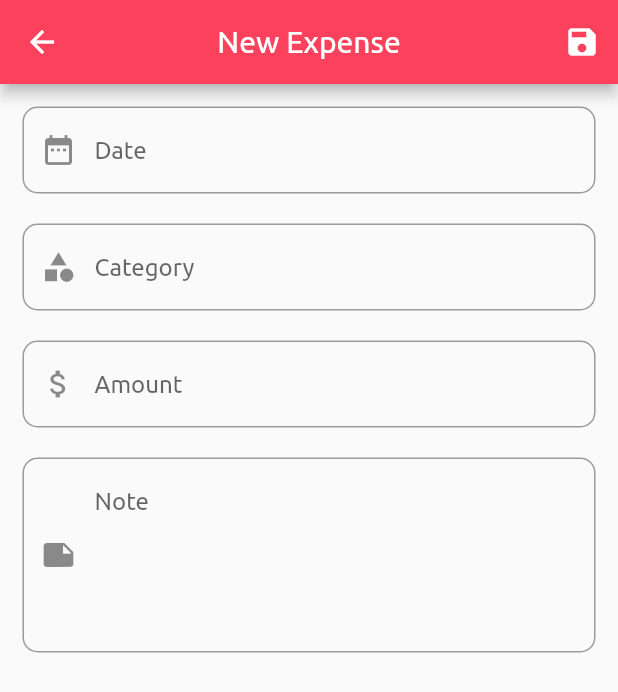
After one commit to djcrust/flutter_personal_finance, a Flutter app: the ExpenseDatasheet screen opened directly, on a phone screen of 412 x 824 dp. The commit adds this screen. Shown: the top 692 px of the screen. Run offline on Flutter 3.47's test engine with Material 2 defaults, Android fonts, the phone set to English and light mode, and no system bars; drawn by our look-alikes of datetime_picker_formfield; our stand-ins replace cloud_firestore, firebase_auth, shared_preferences; accounts and stored records are empty.

Commit message:
Expense Datasheet

```diff
--- a/lib/main.dart
+++ b/lib/main.dart
@@ -4,7 +4,7 @@ import 'screens/loginpage.dart';
 import 'screens/signuppage.dart';
 import 'screens/homepage.dart';
 import 'screens/about.dart';
-import 'screens/categorylist.dart';
+import 'screens/category/category_list.dart';
 import 'services/conneixon_set.dart';
 import 'package:provider/provider.dart';
 
@@ -26,7 +26,7 @@ class MyApp extends StatelessWidget {
         '/singup': (BuildContext context) => new SignupPage(),
         '/homepage': (BuildContext context) => new HomePage(),
         '/aboutpage': (BuildContext context) => new AboutPage(),
-        '/categorylist': (BuildContext context) => new CategoryPage(),
+        '/category_list': (BuildContext context) => new CategoryPage(),
       },
     );
   }
--- a/lib/screens/categorylist.dart
+++ b/lib/screens/category/category_list.dart
@@ -1,7 +1,7 @@
 import 'package:flutter/material.dart';
 import 'package:my_money_management_app/widget/drawer.dart';
 import 'package:shared_preferences/shared_preferences.dart';
-import '../services/crudcategory.dart';
+import '../../services/crudcategory.dart';
 
 class CategoryPage extends StatefulWidget {
   @override
--- /dev/null
+++ b/lib/screens/expense/expense_datasheet.dart
@@ -0,0 +1,123 @@
+import 'package:flutter/material.dart';
+import 'package:cloud_firestore/cloud_firestore.dart';
+import 'package:datetime_picker_formfield/datetime_picker_formfield.dart';
+import 'package:intl/intl.dart';
+
+class ExpenseDatasheet extends StatefulWidget {
+  @override
+  _ExpenseDatasheetState createState() => _ExpenseDatasheetState();
+}
+
+class _ExpenseDatasheetState extends State<ExpenseDatasheet> {
+
+  @override
+  Widget build(BuildContext context) {
+    return new Scaffold(
+      appBar: AppBar(
+        title: Text("New Expense"),
+        elevation: 4.0,
+        centerTitle: true,
+        actions: <Widget>[
+          IconButton(
+            icon: Icon(Icons.save, color: Colors.white),
+            onPressed: () {
+
+            },
+          )
+        ],
+      ),
+      body: _expense_form(),
+    );
+  }
+}
+
+
+Widget _expense_form() {
+  final format_time = DateFormat("dd/MM/yyyy");
+  return SingleChildScrollView(
+      child: Container(
+        padding: EdgeInsets.all(15),
+        child: Column(
+            children: <Widget>[
+              DateTimeField(
+                autofocus: false,
+                format: format_time,
+                onShowPicker: (context, currentValue) {
+                  return showDatePicker(
+                      context: context,
+                      firstDate: DateTime(1900),
+                      initialDate: currentValue ?? DateTime.now(),
+                      lastDate: DateTime(2100));
+                },
+                decoration: InputDecoration(
+                  hintText: "Date",
+                  hintStyle: TextStyle(fontSize: 16.0),
+                  border: OutlineInputBorder(
+                      borderRadius: BorderRadius.circular(10.0)),
+                  prefixIcon: Icon(Icons.date_range),
+                ),
+              ),
+              SizedBox(
+                height: 20,
+              ),
+              TextFormField(
+                validator: (input) {
+                  if (input.isEmpty) {
+                    return 'The field CATEGORY cannot be empty!';
+                  }
+                  return null;
+                },
+                //onSaved: (input) => _email = input,
+                decoration: InputDecoration(
+                  hintText: "Category",
+                  hintStyle: TextStyle(fontSize: 16.0),
+                  border: OutlineInputBorder(
+                      borderRadius: BorderRadius.circular(10.0)),
+                  prefixIcon: Icon(Icons.category),
+                ),
+              ),
+              SizedBox(
+                height: 20,
+              ),
+              TextFormField(
+                autofocus: false,
+                keyboardType: TextInputType.number,
+                validator: (input) {
+                  if (input.isEmpty) {
+                    return 'The field AMOUNT cannot be empty!';
+                  }
+                  return null;
+                },
+                decoration: InputDecoration(
+                  hintText: "Amount",
+                  hintStyle: TextStyle(fontSize: 16.0),
+                  border: OutlineInputBorder(
+                      borderRadius: BorderRadius.circular(10.0)),
+                  prefixIcon: Icon(Icons.attach_money),
+                ),
+              ),
+              SizedBox(
+                height: 20,
+              ),
+              TextFormField(
+                validator: (input) {
+                  if (input.isEmpty) {
+                    return 'The field NOTE cannot be empty!';
+                  }
+                  return null;
+                },
+                maxLines: 5,
+                //onSaved: (input) => _email = input,
+                decoration: InputDecoration(
+                  hintText: "Note",
+                  hintStyle: TextStyle(fontSize: 16.0),
+                  border: OutlineInputBorder(
+                      borderRadius: BorderRadius.circular(10.0)),
+                  prefixIcon: Icon(Icons.note),
+                ),
+              ),
+            ],
+        ),
+      ),
+  );
+}
--- a/lib/screens/homepage.dart
+++ b/lib/screens/homepage.dart
@@ -1,7 +1,7 @@
 import 'package:flutter/material.dart';
-import 'package:my_money_management_app/screens/budgetlist.dart';
-import 'package:my_money_management_app/screens/categorylist.dart';
-import 'package:my_money_management_app/screens/expense_list.dart';
+import 'package:my_money_management_app/screens/budget/budget_list.dart';
+import 'package:my_money_management_app/screens/category/category_list.dart';
+import 'package:my_money_management_app/screens/expense/expense_list.dart';
 import 'package:my_money_management_app/screens/overview.dart';
 import 'package:my_money_management_app/widget/drawer.dart';
 
--- a/pubspec.yaml
+++ b/pubspec.yaml
@@ -25,6 +25,9 @@ dependencies:
   intl: ^0.16.1
   provider: ^4.0.2
   flutter_launcher_icons: ^0.7.2
+  datetime_picker_formfield: ^1.0.0
+  camera: ^0.5.8+2
+  image_picker: ^0.6.6+4
 
   # The following adds the Cupertino Icons font to your application.
   # Use with the CupertinoIcons class for iOS style icons.
```
Also changed, not shown: lib/screens/budget/budget_list.dart (renamed from lib/screens/budgetlist.dart, +8 -1 lines), lib/screens/expense/expense_list.dart (renamed from lib/screens/expense_list.dart, +12 -7 lines), pubspec.lock.
